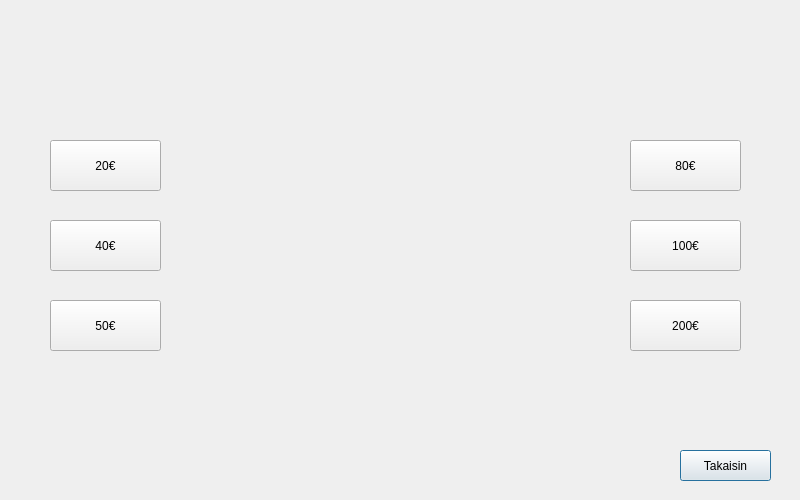
Before: the Qt Designer form bank-automat/nostowindow.ui in Kealerator/bank_atm_group3, drawn with Qt 5.
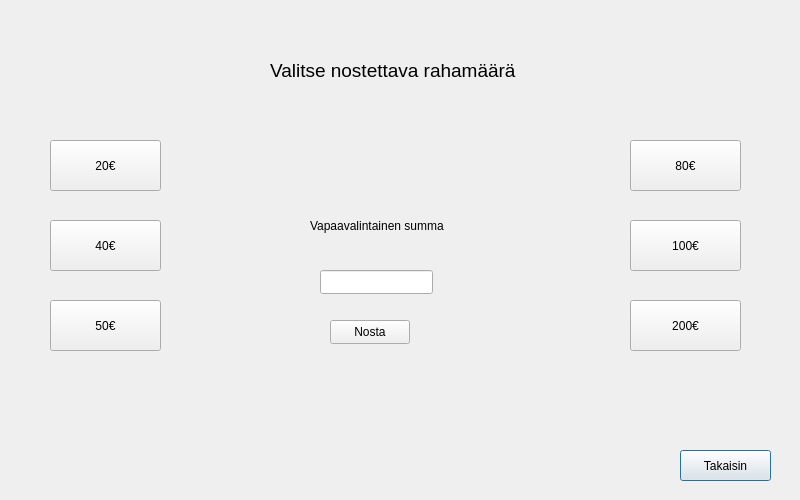
After: the same form once the commit is applied.

Commit message: nosto ikkuna valmis

Diff of the .ui file:
```diff
--- a/bank-automat/nostowindow.ui
+++ b/bank-automat/nostowindow.ui
@@ -117,6 +117,60 @@
     <string>200€</string>
    </property>
   </widget>
+  <widget class="QLineEdit" name="lineEditMuuSumma">
+   <property name="geometry">
+    <rect>
+     <x>320</x>
+     <y>270</y>
+     <width>113</width>
+     <height>24</height>
+    </rect>
+   </property>
+  </widget>
+  <widget class="QLabel" name="label">
+   <property name="geometry">
+    <rect>
+     <x>310</x>
+     <y>210</y>
+     <width>141</width>
+     <height>31</height>
+    </rect>
+   </property>
+   <property name="text">
+    <string>Vapaavalintainen summa</string>
+   </property>
+  </widget>
+  <widget class="QPushButton" name="btnNostaMuu">
+   <property name="geometry">
+    <rect>
+     <x>330</x>
+     <y>320</y>
+     <width>80</width>
+     <height>24</height>
+    </rect>
+   </property>
+   <property name="text">
+    <string>Nosta</string>
+   </property>
+  </widget>
+  <widget class="QLabel" name="label_2">
+   <property name="geometry">
+    <rect>
+     <x>270</x>
+     <y>40</y>
+     <width>321</width>
+     <height>61</height>
+    </rect>
+   </property>
+   <property name="font">
+    <font>
+     <pointsize>14</pointsize>
+    </font>
+   </property>
+   <property name="text">
+    <string>Valitse nostettava rahamäärä</string>
+   </property>
+  </widget>
  </widget>
  <resources/>
  <connections/>
```
The commit also changes 2 other files.
